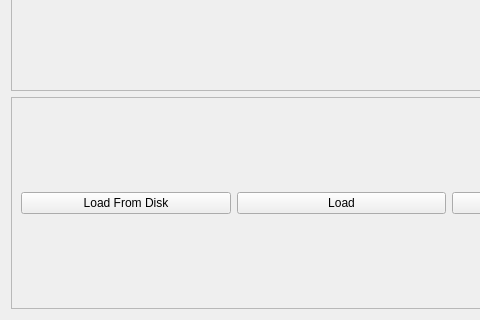
Before: the Qt Designer form ui/CostsTab.ui in CS-4820-Library-Project/COUNTER-5-Report-Tool-2020-5.0, drawn with Qt 5; both pictures show x 0 to 480 and y 351 to 671 of the 898 by 671 pixel window.
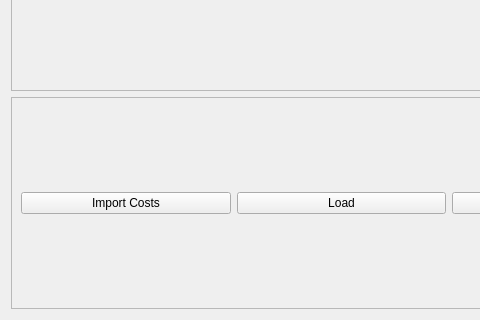
After: the same form once the commit is applied.

Commit message: changed CostsTab.py's "Load from Disk" to "Import Costs"

```diff
--- a/ui/CostsTab.ui
+++ b/ui/CostsTab.ui
@@ -178,7 +178,7 @@
       <item row="0" column="0">
        <widget class="QPushButton" name="costs_load_from_disk_button">
         <property name="text">
-         <string>Load From Disk</string>
+         <string>Import Costs</string>
         </property>
        </widget>
       </item>
```
Left out of the diff: 2 changed lines with no effect on the pictures. The commit also changes 2 other files.
